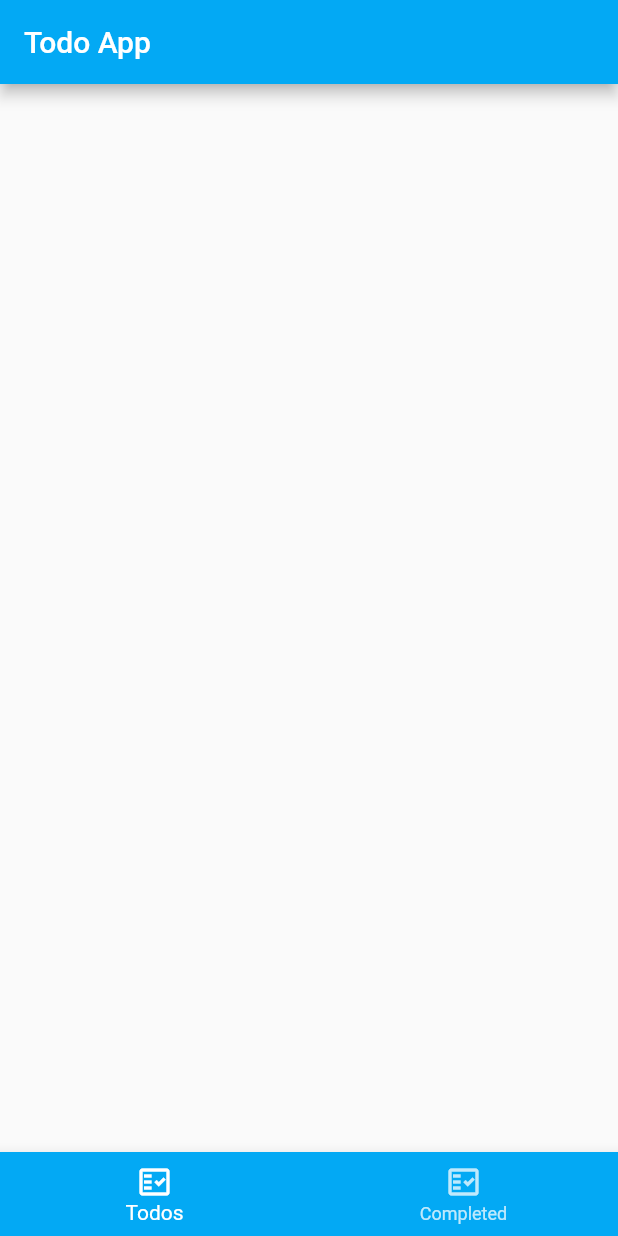
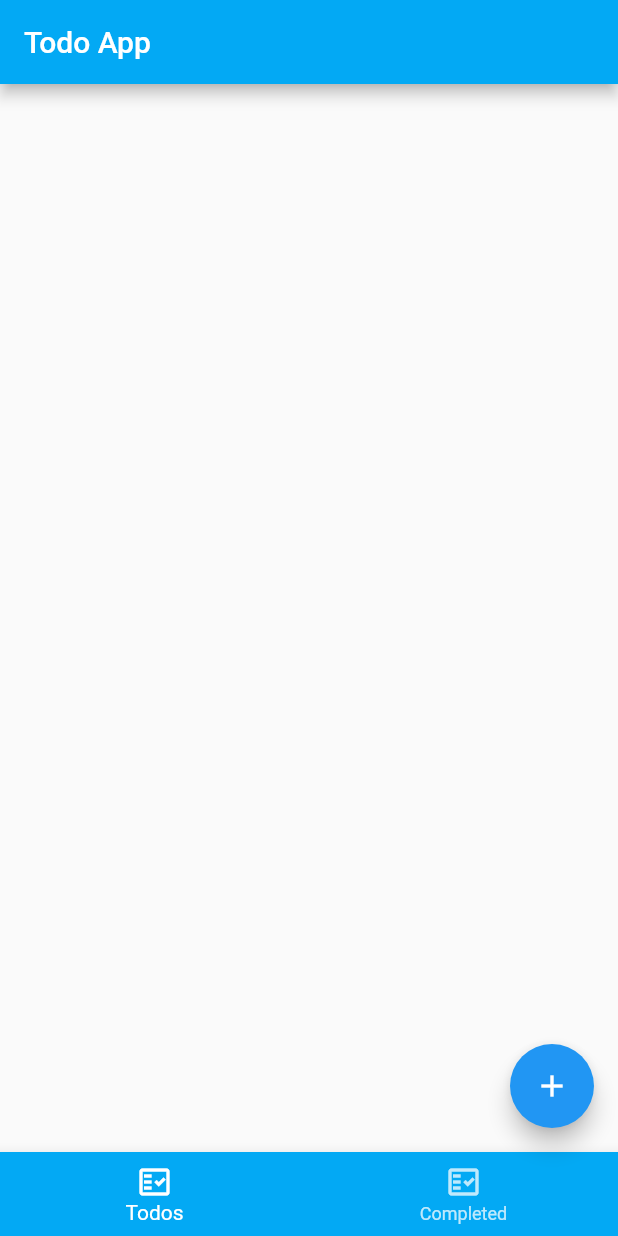
Before and after one commit to Amugt/Todo-App, a Flutter app: the screen it shows after launch, on a phone screen of 412 x 824 dp. Run offline on Flutter 3.47's test engine with Material 2 defaults, Android fonts, the phone set to English and light mode, and no system bars.

```diff
--- a/lib/pages/homepage.dart
+++ b/lib/pages/homepage.dart
@@ -1,5 +1,6 @@
 import 'package:flutter/material.dart';
 import 'package:todo_app/main.dart';
+import 'package:todo_app/widgets/addtodoDialog.dart';
 
 class homepage extends StatefulWidget {
   const homepage({super.key});
@@ -47,7 +48,20 @@ class _homepageState extends State<homepage> {
             )
         ],
       ),
-      body: Container(),
+      body: tabs[selected],
+      floatingActionButton: FloatingActionButton(
+       child: Icon(Icons.add),
+       shape:RoundedRectangleBorder(
+        borderRadius: BorderRadius.circular(30)
+       ),
+       backgroundColor: Colors.blue,
+       onPressed: () => showDialog(
+        context: context,
+        barrierDismissible: false,
+        builder: (BuildContext context)=>new addtodoDialog() ,
+
+        )
+      ),
     );
   }
 }
```
Also changed, not shown: lib/widgets/addtodoDialog.dart (added, +41 -0 lines), lib/widgets/todoform.dart (added, +33 -0 lines).
